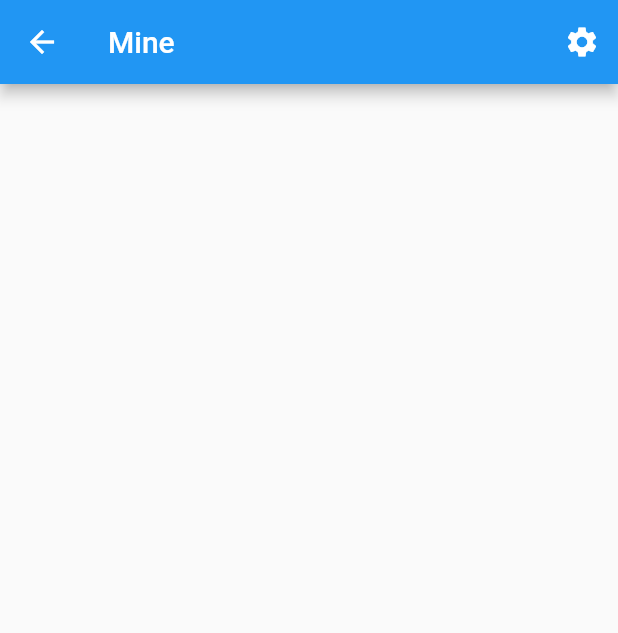
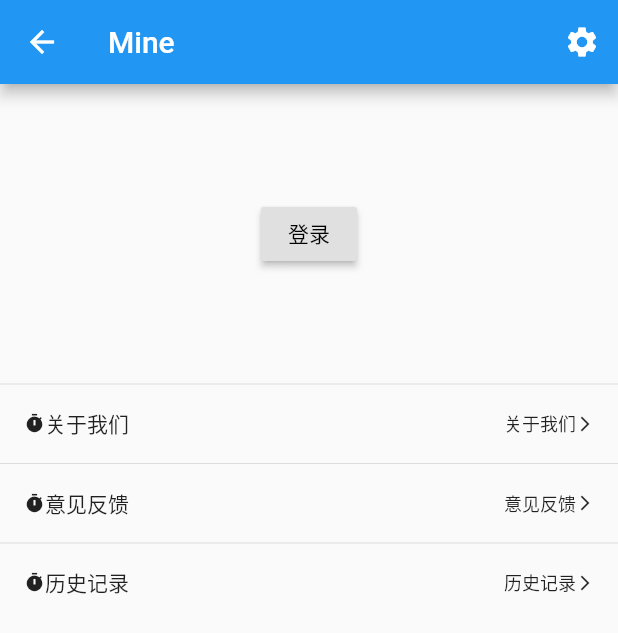
Before and after one commit to chenjidong/flutter_github, a Flutter app: the MineScreen screen opened directly, on a phone screen of 412 x 824 dp. Shown: the top 633 px of the screen. Run offline on Flutter 3.47's test engine with Material 2 defaults, Android fonts, the phone set to English and light mode, and no system bars; our stand-ins replace dio, flutter_swiper, fluttertoast, intro_slider, shared_preferences; missing offline and left inert: flutter_webview_plugin; accounts and stored records are empty.

Commit message:
个人中心 界面添加，历史记录列表

```diff
--- a/lib/view/account/config_screen.dart
+++ b/lib/view/account/config_screen.dart
@@ -1,4 +1,5 @@
 import 'package:flutter/material.dart';
+import 'package:flutter_github/common/config/ignore_config.dart';
 import 'package:flutter_github/view/account/config_guide.dart';
 
 /// appid secret 配置界面
@@ -25,6 +26,9 @@ class _ConfigScreenState extends State<ConfigScreen> {
   }
 
   void _save() {
+    var appid = GithubConfig.CLIENT_ID;
+    var secret = GithubConfig.CLIENT_SECRET;
+
     ///
   }
 
--- a/lib/view/home/mine_screen.dart
+++ b/lib/view/home/mine_screen.dart
@@ -1,8 +1,10 @@
+import 'package:flutter/cupertino.dart';
 import 'package:flutter/material.dart';
 import 'package:flutter_github/common/config/config.dart';
 import 'package:flutter_github/common/util/shared_preferences_util.dart';
 import 'package:flutter_github/common/util/toast_util.dart';
 import 'package:flutter_github/view/account/login_screen.dart';
+import 'package:flutter_github/view/mine/history_screen.dart';
 import 'package:flutter_github/view/mine/setting_screen.dart';
 
 ///个人中心
@@ -15,9 +17,12 @@ class MineScreen extends StatefulWidget {
 }
 
 class _MineScreenState extends State<MineScreen> {
+  bool _isSignIn = false;
+  var _list = List();
+
   void _setting() async {
-    bool isSignin = await SharedPreferencesUtil.get(Config.IS_SIGN_IN);
-    if (isSignin ?? false) {
+    _isSignIn = await SharedPreferencesUtil.get(Config.IS_SIGN_IN);
+    if (_isSignIn ?? false) {
 //      ToastUtil.showToast('正在跳转设置界面');
       Navigator.of(context)
           .push(MaterialPageRoute(builder: (context) => SettingScreen()));
@@ -32,6 +37,10 @@ class _MineScreenState extends State<MineScreen> {
   void initState() {
     // TODO: implement initState
     super.initState();
+
+    _list.add("关于我们");
+    _list.add("意见反馈");
+    _list.add("历史记录");
   }
 
   @override
@@ -44,6 +53,118 @@ class _MineScreenState extends State<MineScreen> {
           IconButton(icon: Icon(Icons.settings), onPressed: _setting)
         ],
       ),
+      body: ListView.separated(
+          itemBuilder: (context, index) {
+            if (index == 0) {
+              if (_isSignIn ?? false) {
+                return login();
+              } else {
+                return notLogin();
+              }
+            } else {
+              return getListItem(index - 1, _list[index - 1]);
+            }
+          },
+          separatorBuilder: (context, index) => Divider(
+                height: .0,
+              ),
+          itemCount: _list.length + 1),
+    );
+  }
+
+  Widget notLogin() {
+    return Container(
+      height: 200,
+      child: ButtonBar(
+        alignment: MainAxisAlignment.center,
+        children: <Widget>[
+          RaisedButton(
+            child: Text("登录"),
+            onPressed: () {
+              setState(() {
+                _isSignIn = true;
+              });
+            },
+          )
+        ],
+      ),
+    );
+  }
+
+  Widget login() {
+    Widget avatar = Image.asset(
+      "assets/logo.jpg",
+      height: 80,
+    );
+    return Column(
+      children: <Widget>[
+        Padding(
+          padding: EdgeInsets.only(top: 10, bottom: 10),
+          child: Center(
+            child: ClipOval(
+              child: avatar,
+            ),
+          ),
+        ),
+        Center(
+          child: Text("Github"),
+        ),
+        Center(
+          child: Text("this is description ..."),
+        ),
+        Container(
+          height: 10,
+        )
+      ],
+    );
+  }
+
+  Widget getListItem(int index, String value) {
+    return GestureDetector(
+      onTap: () {
+        ToastUtil.showToast(value);
+        if (index == 2) {
+          Navigator.of(context)
+              .push(MaterialPageRoute(builder: (context) => HistoryScreen()));
+        }
+      },
+      child: Container(
+        padding: EdgeInsets.fromLTRB(16, 16, 16, 16),
+        child: Flex(
+          direction: Axis.horizontal,
+          children: <Widget>[
+            Expanded(
+                flex: 1,
+                child: Row(
+                  children: <Widget>[
+                    Icon(
+                      Icons.timer,
+                      size: 14,
+                    ),
+                    Text(
+                      value,
+                      style: TextStyle(fontSize: 14),
+                    )
+                  ],
+                )),
+            Expanded(
+                flex: 1,
+                child: Row(
+                  mainAxisAlignment: MainAxisAlignment.end,
+                  children: <Widget>[
+                    Text(
+                      value,
+                      style: TextStyle(fontSize: 12),
+                    ),
+                    Icon(
+                      Icons.arrow_forward_ios,
+                      size: 12,
+                    ),
+                  ],
+                )),
+          ],
+        ),
+      ),
     );
   }
 }
```
Also changed, not shown: lib/view/mine/history_screen.dart (added, +144 -0 lines), lib/generated/i18n.dart, pubspec.lock, 2 other files.
